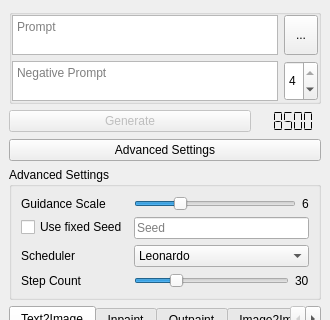
First picture: the form in leonardo_ai/view/dock.ui, repository rainu/krita-leonardo-ai, before the edit; both pictures show x 0 to 330 and y 0 to 320 of the 330 by 532 pixel window.
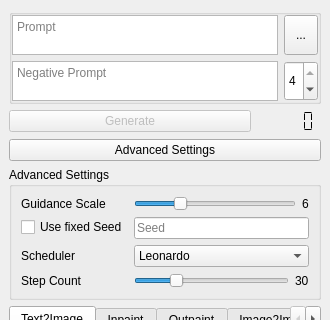
Second picture: the form after the edit. Icons and pictures are not drawn.

Commit message: update balances after settings changed

```diff
--- a/leonardo_ai/view/dock.ui
+++ b/leonardo_ai/view/dock.ui
@@ -167,7 +167,7 @@
           <enum>QLCDNumber::Flat</enum>
          </property>
          <property name="value" stdset="0">
-          <double>8500.000000000000000</double>
+          <double>0.000000000000000</double>
          </property>
         </widget>
        </item>
```
The commit also changes 2 other files.
